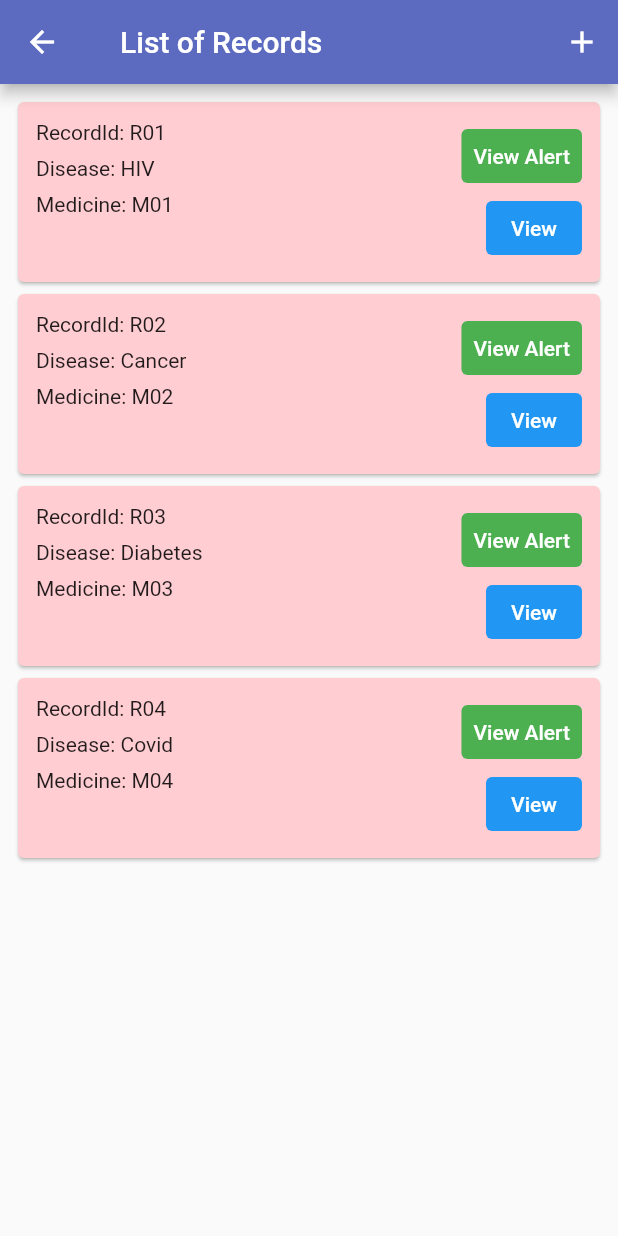
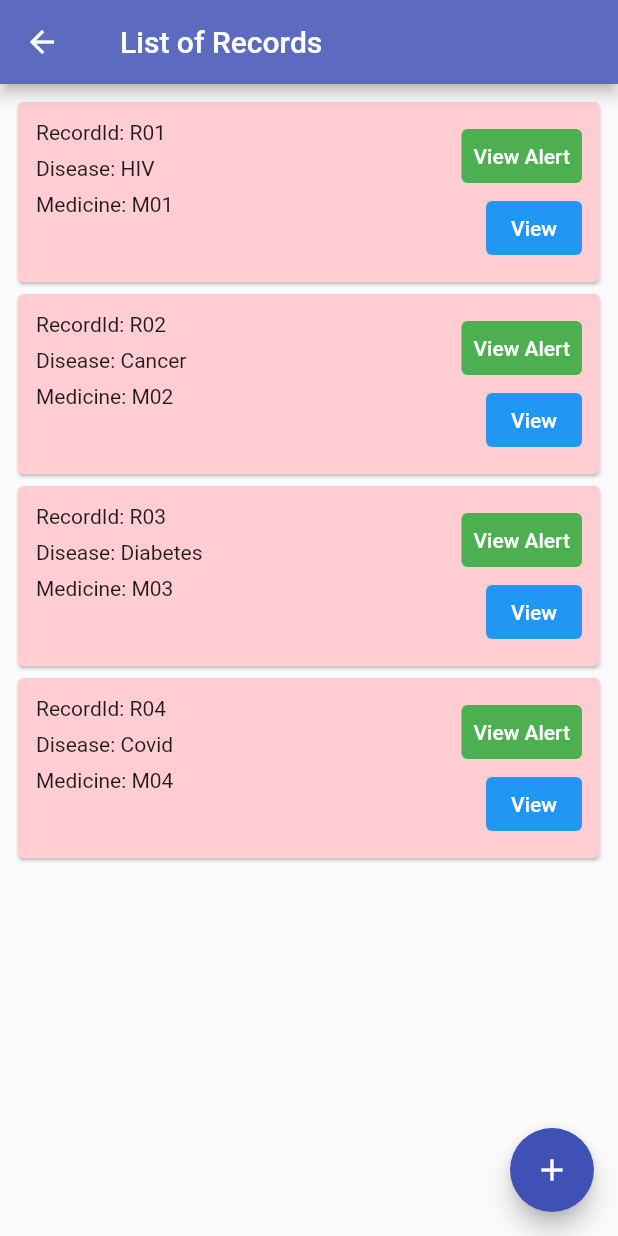
Before and after one commit to Panichito/Overdose-Software, a Flutter app: the RecordPage screen opened directly, on a phone screen of 412 x 824 dp. Run offline on Flutter 3.47's test engine with Material 2 defaults, Android fonts, the phone set to English and light mode, and no system bars; our stand-ins replace email_validator, searchfield, shared_preferences; accounts and stored records are empty.

Commit message:
action -> floating action button

```diff
--- a/app/lib/pages/viewRecord.dart
+++ b/app/lib/pages/viewRecord.dart
@@ -84,20 +84,16 @@ class _RecordPageState extends State<RecordPage> {
   @override
   Widget build(BuildContext context) {
     return Scaffold(
+      floatingActionButton: FloatingActionButton(
+        onPressed: () {
+          Navigator.push(context, MaterialPageRoute(builder: (context) => AddRecordPage()));
+        },
+        child: Icon(Icons.add),
+      ),
       appBar: AppBar(
         titleSpacing: 24,
         title: const Text('List of Records'),
         backgroundColor: Colors.indigo[400],
-        actions: [
-          IconButton(
-              onPressed: () {
-                Navigator.push(
-                    context,
-                    MaterialPageRoute(builder: (context) => AddRecordPage())
-                );
-              },
-              icon: Icon(Icons.add))
-        ],
       ),
       body: SingleChildScrollView(
         child: Column(
```
